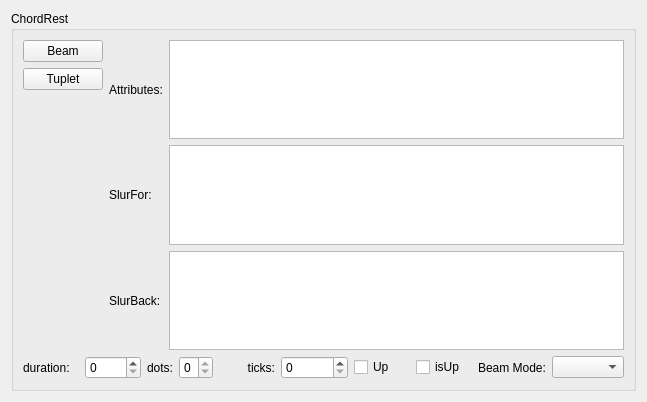
The window that mscore/mscore/chordrest.ui (musescore/musescore-old) describes before a commit, drawn with Qt 5.
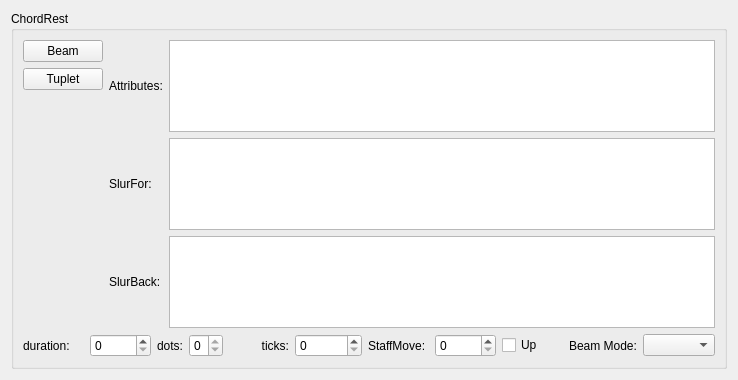
The same window after the commit.

```diff
--- a/mscore/mscore/chordrest.ui
+++ b/mscore/mscore/chordrest.ui
@@ -6,8 +6,8 @@
    <rect>
     <x>0</x>
     <y>0</y>
-    <width>647</width>
-    <height>402</height>
+    <width>738</width>
+    <height>380</height>
    </rect>
   </property>
   <property name="windowTitle">
@@ -172,6 +172,16 @@
           </property>
          </widget>
         </item>
+        <item>
+         <widget class="QLabel" name="label_8">
+          <property name="text">
+           <string>StaffMove:</string>
+          </property>
+         </widget>
+        </item>
+        <item>
+         <widget class="QSpinBox" name="move"/>
+        </item>
         <item>
          <widget class="QCheckBox" name="upFlag">
           <property name="toolTip">
@@ -182,16 +192,6 @@
           </property>
          </widget>
         </item>
-        <item>
-         <widget class="QCheckBox" name="isUpFlag">
-          <property name="toolTip">
-           <string notr="true"/>
-          </property>
-          <property name="text">
-           <string notr="true">isUp</string>
-          </property>
-         </widget>
-        </item>
         <item>
          <widget class="QLabel" name="label">
           <property name="toolTip">
```
